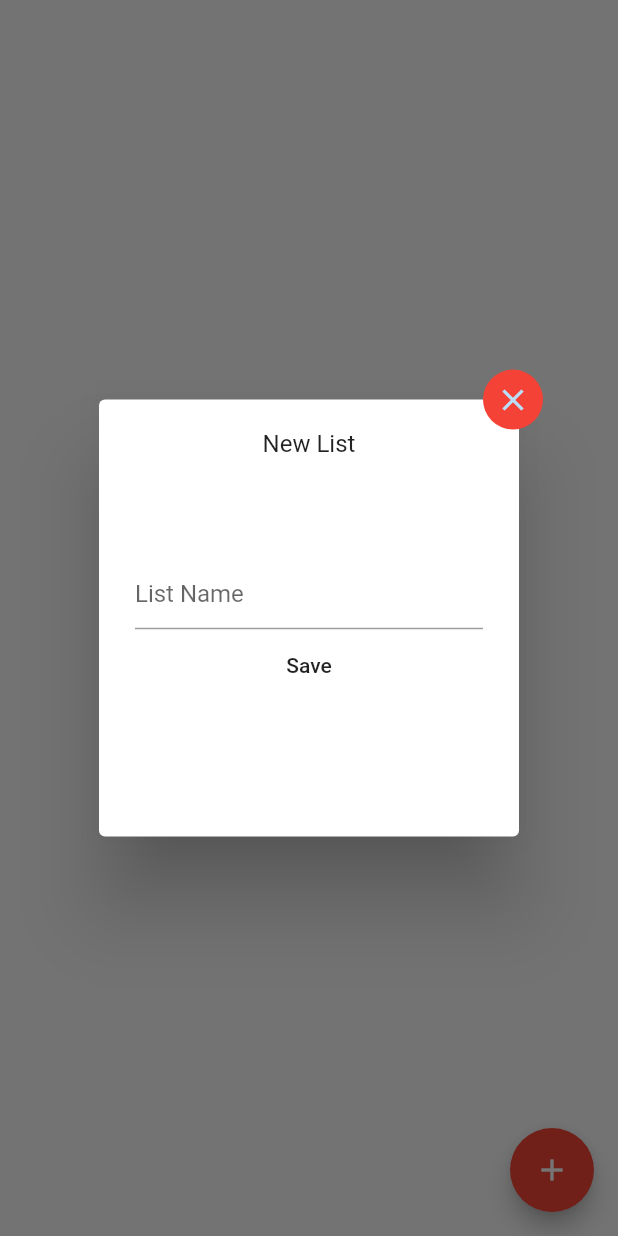
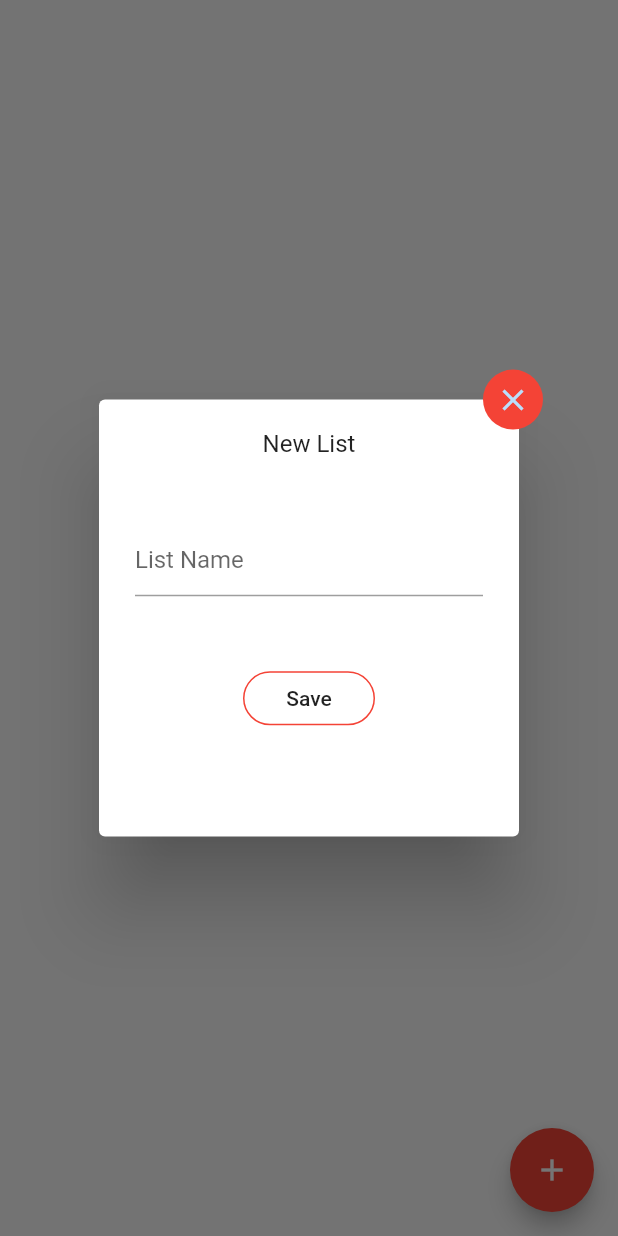
Before and after one commit to Jax0312/Rapidd, a Flutter app: the ListPage screen opened directly, after a tap on the "add" icon, on a phone screen of 412 x 824 dp. Run offline on Flutter 3.47's test engine with Material 2 defaults, Android fonts, the phone set to English and light mode, and no system bars; our stand-ins replace cloud_firestore, firebase_core, firebase_storage, shared_preferences; missing offline and left inert: qrscan, sticky_grouped_list; accounts and stored records are empty; statements that could not run were skipped.

Commit message:
add button decorate

```diff
--- a/lib/listPage.dart
+++ b/lib/listPage.dart
@@ -85,8 +85,13 @@ class _ListPageState extends State<ListPage> {
                               decoration:
                                   InputDecoration(hintText: "List Name"),
                             ),
-                            FlatButton(
+                            Spacer(),
+                            OutlineButton(
                               child: Text("Save"),
+                              borderSide: BorderSide(color: Colors.red),
+                              shape: StadiumBorder(),
+                              splashColor: Colors.red,
+                              disabledBorderColor:Colors.red,
                               onPressed: () {
                                 if (listNameController.text.isNotEmpty) {
                                   listName.add(listNameController.text);
```
